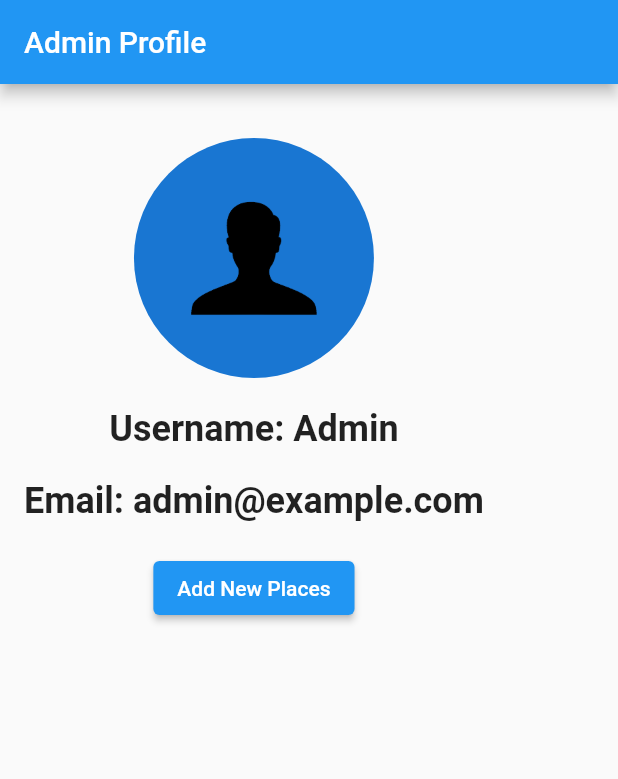
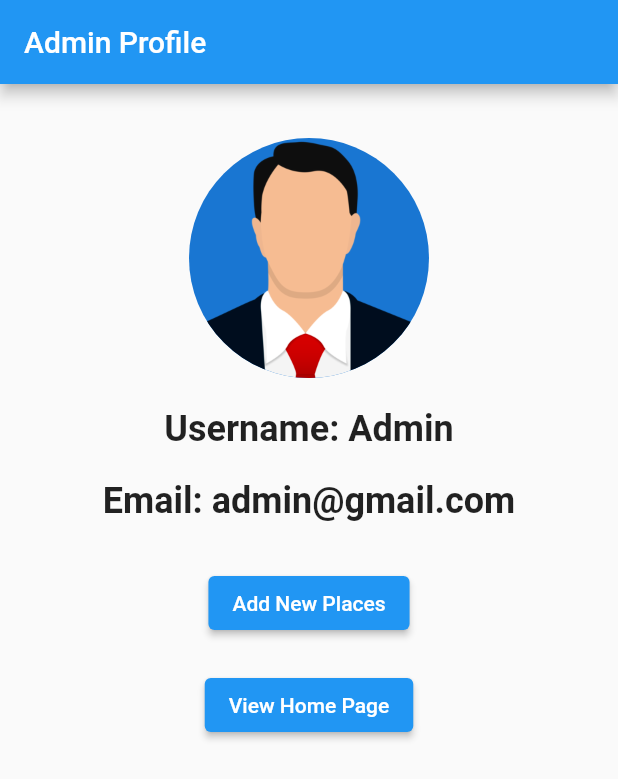
Before and after one commit to it21104176/spm-assignment-reg-we-spm-75, a Flutter app: the AdminProfilePage screen opened directly, on a phone screen of 412 x 824 dp. Shown: the top 779 px of the screen. Run offline on Flutter 3.47's test engine with Material 2 defaults, Android fonts, the light colour scheme and no system bars; our stand-ins replace cloud_firestore, firebase_auth, firebase_core, firebase_storage, flutter_rating_bar, fluttertoast and 5 more; missing offline and left inert: flutter_gradient_colors, flutter_pdfview; accounts and stored records are empty.

Commit message:
'Updated'

```diff
--- a/mobiletourguide/lib/screens/AdminH.dart
+++ b/mobiletourguide/lib/screens/AdminH.dart
@@ -1,5 +1,6 @@
 import 'package:flutter/material.dart';
 import 'package:mobiletourguide/screens/AddNewPlaces.dart';
+import 'package:mobiletourguide/screens/Home.dart';
 
 import '../widgets/header.dart';
 import '../widgets/search.dart';
@@ -22,7 +23,7 @@ class AdminProfilePage extends StatefulWidget {
 class _AdminProfilePageState extends State<AdminProfilePage> {
   // Sample user data
   String username = "Admin";
-  String email = "admin@example.com";
+  String email = "admin@gmail.com";
 
   @override
   Widget build(BuildContext context) {
@@ -30,7 +31,9 @@ class _AdminProfilePageState extends State<AdminProfilePage> {
       appBar: AppBar(
         title: Text('Admin Profile'),
       ),
-      body: Padding(
+      body: Align(
+        alignment: Alignment.topCenter,
+        child: Padding(
           padding: EdgeInsets.all(16.0),
           child: Column(
             crossAxisAlignment: CrossAxisAlignment.center,
@@ -57,7 +60,7 @@ class _AdminProfilePageState extends State<AdminProfilePage> {
                   fontWeight: FontWeight.bold,
                 ),
               ),
-            SizedBox(height: 20),
+              SizedBox(height: 30),
               ElevatedButton(
                 onPressed: () {
                   Navigator.push(
@@ -70,7 +73,19 @@ class _AdminProfilePageState extends State<AdminProfilePage> {
                 child: Text('Add New Places'),
               ),
               SizedBox(height: 20),
+              ElevatedButton(
+                onPressed: () {
+                  Navigator.push(
+                    context,
+                    MaterialPageRoute(
+                      builder: (context) => Home(),
+                    ),
+                  );
+                },
+                child: Text('View Home Page'),
+              ),
             ],
+          ),
         ),
       ),
     );
@@ -78,4 +93,5 @@ class _AdminProfilePageState extends State<AdminProfilePage> {
 
 
 
+
 }
```
Also changed, not shown: mobiletourguide/assets/images/avater.png, 1 other file. Lines whose indentation alone changed are shown as unchanged.
